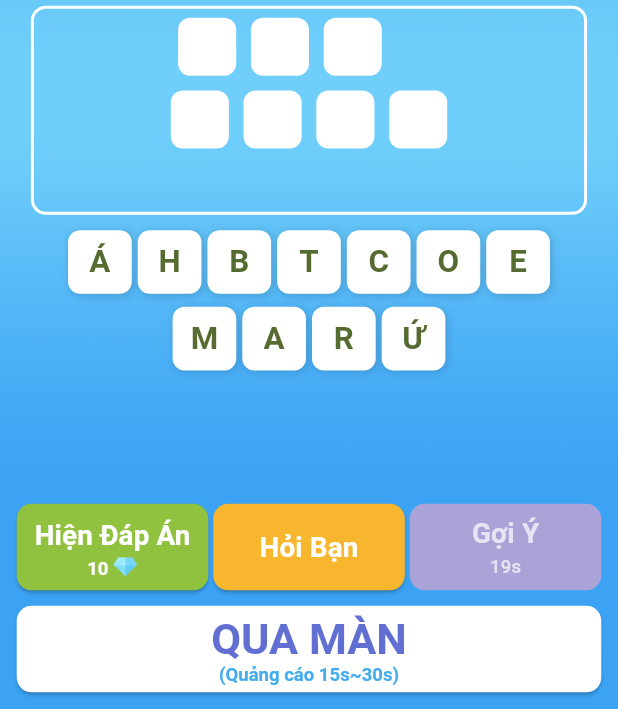
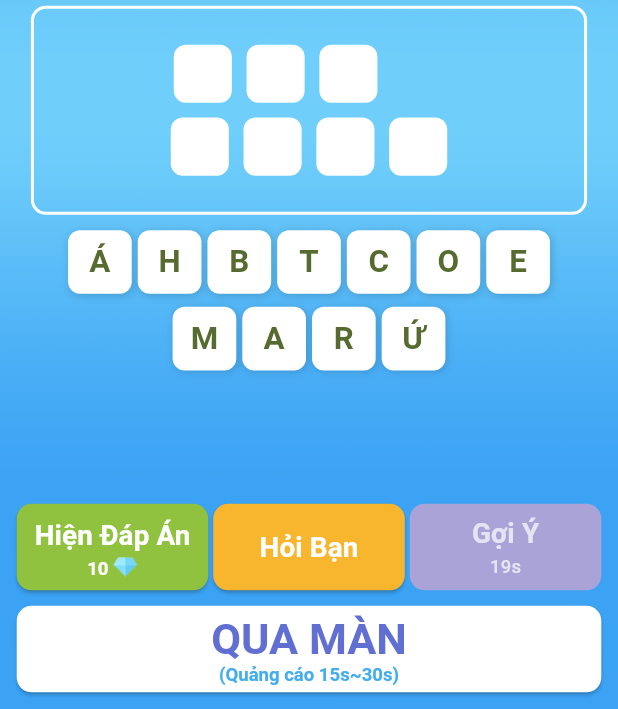
Before and after one commit to moonraise-2025/Catch-the-word, a Flutter app: the GameScreen screen opened directly, on a phone screen of 412 x 824 dp, the part 527-1236 px from its top. Run offline on Flutter 3.47's test engine with Material 3 defaults, Android fonts, the phone set to English and light mode, and no system bars; our stand-ins replace audioplayers, just_audio, share_plus, shared_preferences; accounts and stored records are empty; network calls fail.

Commit message:
sua khoang cach o dap an

```diff
--- a/lib/GameScreen.dart
+++ b/lib/GameScreen.dart
@@ -955,6 +955,7 @@ class _GameScreenState extends State<GameScreen> with TickerProviderStateMixin {
                                 ),
                                 height: adjustedSize * 3.6,
                                 child: Column(
+                                  mainAxisAlignment: MainAxisAlignment.center,
                                   crossAxisAlignment: CrossAxisAlignment.center,
                                   children: _buildAnswerRows(
                                       answerSlots,
@@ -1322,7 +1323,38 @@ class _GameScreenState extends State<GameScreen> with TickerProviderStateMixin {
     final words = answer.split(' ');
     const int maxCharsPerRow = 7;
 
-    // Gom nhiều từ liên tiếp trên 1 dòng nếu tổng ký tự + số khoảng trống giữa các từ <= 7
+    // Nếu chỉ có đúng 2 từ, luôn hiển thị mỗi từ trên 1 dòng, căn giữa 2 dòng với nhau
+    if (words.length == 2) {
+      int maxLen = words[0].length > words[1].length ? words[0].length : words[1].length;
+      for (int i = 0; i < 2; i++) {
+        int rowLen = words[i].length;
+        int leadingSpaces = ((maxLen - rowLen) / 2).floor();
+        int trailingSpaces = maxLen - rowLen - leadingSpaces;
+        List<Widget> row = [];
+        for (int j = 0; j < leadingSpaces; j++) {
+          row.add(SizedBox(width: size + size * 0.15));
+        }
+        for (int j = 0; j < words[i].length; j++) {
+          row.add(_buildAnswerBox(slotIdx++, slots, size));
+          if (j < words[i].length - 1) {
+            row.add(SizedBox(width: size * 0.15));
+          }
+        }
+        for (int j = 0; j < trailingSpaces; j++) {
+          row.add(SizedBox(width: size + size * 0.15));
+        }
+        rows.add(Row(
+          mainAxisAlignment: MainAxisAlignment.center,
+          children: row,
+        ));
+        if (i == 0) {
+          rows.add(SizedBox(height: size * 0.15));
+        }
+      }
+      return rows;
+    }
+
+    // Trường hợp còn lại: gom nhiều từ liên tiếp trên 1 dòng nếu tổng ký tự + số khoảng trống giữa các từ <= 7
     List<List<String>> groupedWords = [];
     List<String> currentGroup = [];
     int currentLen = 0;
@@ -1369,10 +1401,10 @@ class _GameScreenState extends State<GameScreen> with TickerProviderStateMixin {
           }
         }
         if (i < group.length - 1) {
-          row.add(SizedBox(width: size * 1.35)); // Khoảng trống giữa các từ
+          row.add(SizedBox(width: size * 1.25)); // Khoảng trống giữa các từ
         }
       }
-      // Thêm khoảng trống cuối dòng để căn giữa
+      // Thêm khoảng trống cuối dòng để căn g8iữa
       for (int i = 0; i < trailingSpaces; i++) {
         row.add(SizedBox(width: size));
       }
```
